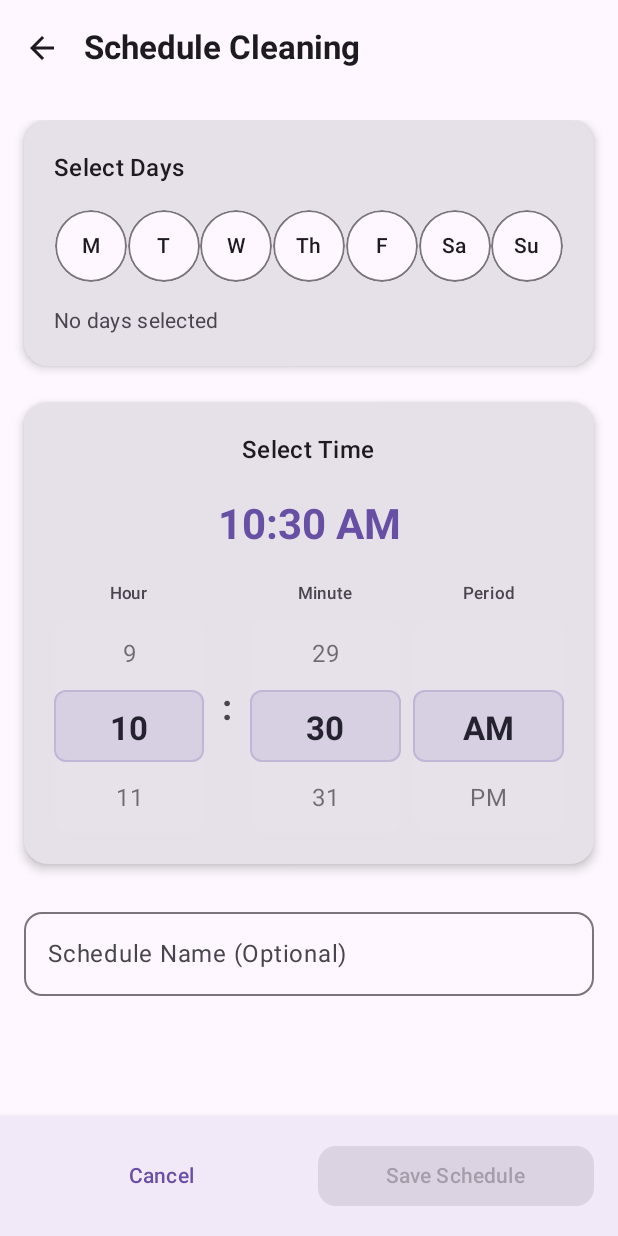
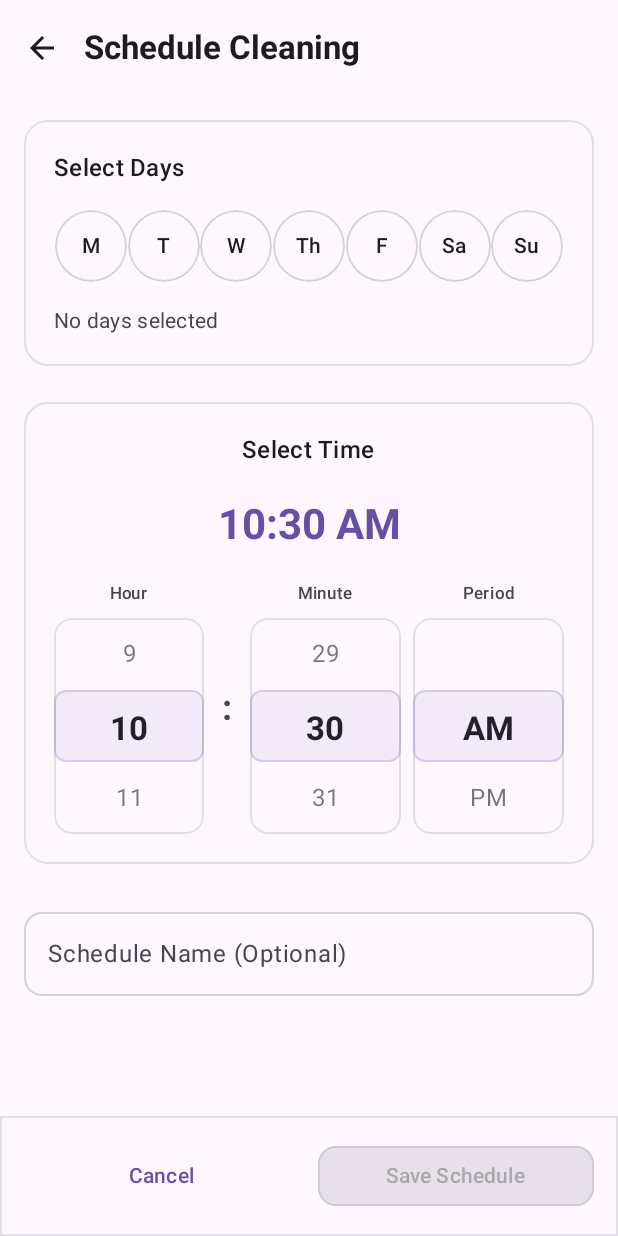
Before and after one commit to vonceee/AquaLuminus, an Android app built with Jetpack Compose: the ScheduleCleanScreen screen opened through its navigation route, on a phone screen of 412 x 824 dp. Run offline under Robolectric (Android 15) with nearby library versions, the phone set to English and light mode, and no system bars; our stand-ins replace Firebase (no records; nobody signed in at launch, a user with empty details on screens opened directly).

Commit message:
refactor: enhanced ScheduleCleanScreen ui

```diff
--- a/app/src/main/java/com/example/aqualuminus/ui/screens/schedule/ScheduleCleanScreen.kt
+++ b/app/src/main/java/com/example/aqualuminus/ui/screens/schedule/ScheduleCleanScreen.kt
@@ -27,6 +27,7 @@ import androidx.compose.foundation.verticalScroll
 import androidx.compose.material.icons.Icons
 import androidx.compose.material.icons.automirrored.filled.ArrowBack
 import androidx.compose.material3.Button
+import androidx.compose.material3.ButtonDefaults
 import androidx.compose.material3.Card
 import androidx.compose.material3.CardDefaults
 import androidx.compose.material3.ExperimentalMaterial3Api
@@ -34,6 +35,7 @@ import androidx.compose.material3.Icon
 import androidx.compose.material3.IconButton
 import androidx.compose.material3.MaterialTheme
 import androidx.compose.material3.OutlinedTextField
+import androidx.compose.material3.OutlinedTextFieldDefaults
 import androidx.compose.material3.Scaffold
 import androidx.compose.material3.Surface
 import androidx.compose.material3.Text
@@ -58,7 +60,7 @@ import java.util.Calendar
 
 @Composable
 fun ScheduleCleanScreen(
-    onBackClick: () -> Unit,
+    onBackClick: () -> Unit = {},
 ) {
     val currentTime = Calendar.getInstance()
     var selectedHour by remember { mutableIntStateOf(currentTime.get(Calendar.HOUR)) }
@@ -77,7 +79,8 @@ fun ScheduleCleanScreen(
                 title = {
                     Text(
                         text = "Schedule Cleaning",
-                        style = MaterialTheme.typography.titleLarge.copy(fontWeight = FontWeight.Bold)
+                        style = MaterialTheme.typography.titleLarge,
+                        fontWeight = FontWeight.Bold
                     )
                 },
                 navigationIcon = {
@@ -96,8 +99,12 @@ fun ScheduleCleanScreen(
         },
         bottomBar = {
             Surface(
-                tonalElevation = 3.dp,
-                shadowElevation = 6.dp
+                tonalElevation = 0.dp,
+                shadowElevation = 0.dp,
+                modifier = Modifier.border(
+                    1.dp,
+                    MaterialTheme.colorScheme.outline.copy(alpha = 0.2f)
+                )
             ) {
                 Row(
                     modifier = Modifier
@@ -133,7 +140,12 @@ fun ScheduleCleanScreen(
                         },
                         enabled = selectedDays.isNotEmpty(),
                         modifier = Modifier.weight(1f),
-                        shape = RoundedCornerShape(12.dp)
+                        shape = RoundedCornerShape(12.dp),
+                        elevation = ButtonDefaults.buttonElevation(0.dp),
+                        border = androidx.compose.foundation.BorderStroke(
+                            1.dp,
+                            MaterialTheme.colorScheme.outline.copy(alpha = 0.2f)
+                        )
                     ) {
                         Text("Save Schedule")
                     }
@@ -152,7 +164,14 @@ fun ScheduleCleanScreen(
             // Days Selector
             Card(
                 shape = RoundedCornerShape(16.dp),
-                elevation = CardDefaults.cardElevation(4.dp),
+                colors = CardDefaults.cardColors(
+                    containerColor = MaterialTheme.colorScheme.surface
+                ),
+                border = androidx.compose.foundation.BorderStroke(
+                    1.dp,
+                    MaterialTheme.colorScheme.outline.copy(alpha = 0.2f)
+                ),
+                elevation = CardDefaults.cardElevation(0.dp),
                 modifier = Modifier.fillMaxWidth()
             ) {
                 Column(
@@ -160,7 +179,8 @@ fun ScheduleCleanScreen(
                 ) {
                     Text(
                         text = "Select Days",
-                        style = MaterialTheme.typography.titleMedium.copy(fontWeight = FontWeight.SemiBold),
+                        style = MaterialTheme.typography.titleMedium,
+                        fontWeight = FontWeight.SemiBold,
                         modifier = Modifier.padding(bottom = 16.dp)
                     )
 
@@ -184,7 +204,7 @@ fun ScheduleCleanScreen(
                                         color = if (selectedDays.contains(index))
                                             MaterialTheme.colorScheme.primary
                                         else
-                                            MaterialTheme.colorScheme.outline,
+                                            MaterialTheme.colorScheme.outline.copy(alpha = 0.3f),
                                         shape = CircleShape
                                     )
                                     .clickable {
@@ -198,9 +218,8 @@ fun ScheduleCleanScreen(
                             ) {
                                 Text(
                                     text = day,
-                                    style = MaterialTheme.typography.bodyMedium.copy(
-                                        fontWeight = FontWeight.Medium
-                                    ),
+                                    style = MaterialTheme.typography.bodyMedium,
+                                    fontWeight = FontWeight.Medium,
                                     color = if (selectedDays.contains(index))
                                         MaterialTheme.colorScheme.onPrimary
                                     else
@@ -230,7 +249,14 @@ fun ScheduleCleanScreen(
             // Time Picker
             Card(
                 shape = RoundedCornerShape(16.dp),
-                elevation = CardDefaults.cardElevation(4.dp),
+                colors = CardDefaults.cardColors(
+                    containerColor = MaterialTheme.colorScheme.surface
+                ),
+                border = androidx.compose.foundation.BorderStroke(
+                    1.dp,
+                    MaterialTheme.colorScheme.outline.copy(alpha = 0.2f)
+                ),
+                elevation = CardDefaults.cardElevation(0.dp),
                 modifier = Modifier.fillMaxWidth()
             ) {
                 Column(
@@ -239,7 +265,8 @@ fun ScheduleCleanScreen(
                 ) {
                     Text(
                         text = "Select Time",
-                        style = MaterialTheme.typography.titleMedium.copy(fontWeight = FontWeight.SemiBold),
+                        style = MaterialTheme.typography.titleMedium,
+                        fontWeight = FontWeight.SemiBold,
                         modifier = Modifier.padding(bottom = 20.dp)
                     )
 
@@ -248,10 +275,9 @@ fun ScheduleCleanScreen(
                     val amPmText = if (selectedAmPm == 0) "AM" else "PM"
                     Text(
                         text = String.format("%02d:%02d %s", displayHour, selectedMinute, amPmText),
-                        style = MaterialTheme.typography.headlineMedium.copy(
-                            fontWeight = FontWeight.Bold,
-                            color = MaterialTheme.colorScheme.primary
-                        ),
+                        style = MaterialTheme.typography.headlineMedium,
+                        fontWeight = FontWeight.Bold,
+                        color = MaterialTheme.colorScheme.primary,
                         modifier = Modifier.padding(bottom = 20.dp)
                     )
 
@@ -272,10 +298,9 @@ fun ScheduleCleanScreen(
                         // Separator
                         Text(
                             text = ":",
-                            style = MaterialTheme.typography.headlineSmall.copy(
-                                fontWeight = FontWeight.Bold,
-                                color = MaterialTheme.colorScheme.onSurfaceVariant
-                            ),
+                            style = MaterialTheme.typography.headlineSmall,
+                            fontWeight = FontWeight.Bold,
+                            color = MaterialTheme.colorScheme.onSurfaceVariant,
                             modifier = Modifier.padding(horizontal = 4.dp)
                         )
 
@@ -307,7 +332,11 @@ fun ScheduleCleanScreen(
                 placeholder = { Text("e.g., Weekly Tank Cleaning") },
                 modifier = Modifier.fillMaxWidth(),
                 singleLine = true,
-                shape = RoundedCornerShape(12.dp)
+                shape = RoundedCornerShape(12.dp),
+                colors = OutlinedTextFieldDefaults.colors(
+                    unfocusedBorderColor = MaterialTheme.colorScheme.outline.copy(alpha = 0.3f),
+                    focusedBorderColor = MaterialTheme.colorScheme.primary
+                )
             )
 
             if (selectedDays.isEmpty()) {
@@ -370,7 +399,12 @@ private fun NumberPicker(
             modifier = Modifier
                 .height(itemHeight * visibleItemsCount)
                 .clip(RoundedCornerShape(12.dp))
-                .background(MaterialTheme.colorScheme.surfaceVariant.copy(alpha = 0.3f)),
+                .background(MaterialTheme.colorScheme.surface)
+                .border(
+                    1.dp,
+                    MaterialTheme.colorScheme.outline.copy(alpha = 0.2f),
+                    RoundedCornerShape(12.dp)
+                ),
             contentAlignment = Alignment.Center
         ) {
             LazyColumn(
@@ -418,7 +452,7 @@ private fun NumberPicker(
                     .fillMaxWidth()
                     .height(itemHeight)
                     .background(
-                        MaterialTheme.colorScheme.primary.copy(alpha = 0.12f),
+                        MaterialTheme.colorScheme.primary.copy(alpha = 0.08f),
                         RoundedCornerShape(8.dp)
                     )
                     .border(
@@ -467,7 +501,12 @@ private fun AmPmPicker(
             modifier = Modifier
                 .height(itemHeight * 3)
                 .clip(RoundedCornerShape(12.dp))
-                .background(MaterialTheme.colorScheme.surfaceVariant.copy(alpha = 0.3f)),
+                .background(MaterialTheme.colorScheme.surface)
+                .border(
+                    1.dp,
+                    MaterialTheme.colorScheme.outline.copy(alpha = 0.2f),
+                    RoundedCornerShape(12.dp)
+                ),
             contentAlignment = Alignment.Center
         ) {
             LazyColumn(
@@ -515,7 +554,7 @@ private fun AmPmPicker(
                     .fillMaxWidth()
                     .height(itemHeight)
                     .background(
-                        MaterialTheme.colorScheme.primary.copy(alpha = 0.12f),
+                        MaterialTheme.colorScheme.primary.copy(alpha = 0.08f),
                         RoundedCornerShape(8.dp)
                     )
                     .border(
@@ -532,6 +571,6 @@ private fun AmPmPicker(
 @Composable
 fun PreviewScheduleCleanScreen() {
     MaterialTheme {
-        ScheduleCleanScreen({})
+        ScheduleCleanScreen()
     }
 }
```
